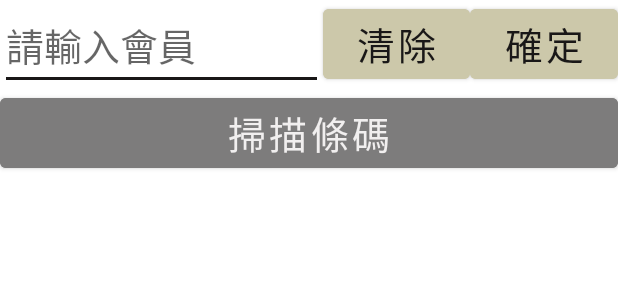
After one commit to eugene3939/Alpha2, an Android app: the layout member.xml on its own in the app's theme, with its tools: preview values and no code run, on a phone screen of 412 x 824 dp. The commit adds this screen. Shown: the top 300 px of the screen. Run offline under Robolectric (Android 15) with nearby library versions, the phone set to English and light mode, and no system bars.

```diff
--- a/app/src/main/java/com/example/alpha2/ui/home/HomeFragment.kt
+++ b/app/src/main/java/com/example/alpha2/ui/home/HomeFragment.kt
@@ -12,7 +12,6 @@ import android.util.Log
 import android.view.LayoutInflater
 import android.view.View
 import android.view.ViewGroup
-import android.widget.AdapterView
 import android.widget.ArrayAdapter
 import android.widget.Button
 import android.widget.EditText
@@ -272,7 +271,7 @@ class HomeFragment : Fragment() {
         //顯示用戶自定義的下拉式選單
         binding.btnUserFavor.setOnClickListener {
             val bottomSheetDialog2 = BottomSheetDialog(requireContext())
-            bottomSheetDialog2.setContentView(R.layout.myfavorite)
+            bottomSheetDialog2.setContentView(R.layout.member)
 
             bottomSheetDialog2.show()
         }
--- /dev/null
+++ b/app/src/main/res/layout/member.xml
@@ -0,0 +1,56 @@
+<?xml version="1.0" encoding="utf-8"?>
+<LinearLayout
+    xmlns:android="http://schemas.android.com/apk/res/android"
+    android:layout_width="match_parent"
+    android:layout_height="wrap_content"
+    android:orientation="vertical">
+
+<!--    會員頁面-->
+    <LinearLayout
+        android:layout_width="match_parent"
+        android:layout_height="wrap_content"
+        android:orientation="horizontal">
+
+        <EditText
+            android:id="@+id/favEdt"
+            android:layout_width="wrap_content"
+            android:layout_height="wrap_content"
+            android:hint="@string/txtMemberHint"
+            android:inputType="text"
+            android:layout_weight="8"
+            android:textSize="25sp"
+            android:textColor="@color/blue_800"
+            android:autofillHints="no"/>
+
+        <Button
+            android:id="@+id/favBtnClearTxt"
+            android:layout_width="wrap_content"
+            android:layout_height="wrap_content"
+            android:layout_weight="1"
+            android:text="@string/txtClearText"
+            android:textSize="25sp"
+            android:textColor="@color/blue_800"
+            android:backgroundTint="@color/blue_200"/>
+
+        <Button
+            android:id="@+id/favBtnConfirm"
+            android:layout_width="wrap_content"
+            android:layout_height="wrap_content"
+            android:layout_weight="1"
+            android:text="@string/txtConfirm"
+            android:textSize="25sp"
+            android:textColor="@color/blue_800"
+            android:backgroundTint="@color/blue_200"/>
+
+    </LinearLayout>
+
+    <Button
+        android:id="@+id/favBtnScan"
+        android:layout_width="match_parent"
+        android:layout_height="wrap_content"
+        android:text="@string/txtBarcode"
+        android:textSize="25sp"
+        android:textColor="@color/blue_100"
+        android:backgroundTint="@color/blue_500"/>
+
+</LinearLayout>
--- a/app/src/main/res/values/strings.xml
+++ b/app/src/main/res/values/strings.xml
@@ -27,11 +27,12 @@
     <string name="txtPlus1">+1</string>
     <string name="txtMinus1">-1</string>
     <string name="txtSelfPriceSetting">商品變價</string>
-    <string name="txtUserSettingButton">快速鍵</string>
+    <string name="txtUserSettingButton">會員</string>
 
     <string name="txtUserBtn1">按鈕</string>
     <string name="txtUserBtn2">按鈕</string>
     <string name="txtUserBtn3">按鈕</string>
     <string name="txtUserBtn4">按鈕</string>
     <string name="txtUserBtn5">按鈕</string>
+    <string name="txtMemberHint">請輸入會員</string>
 </resources>
```
Also changed, not shown: app/src/main/java/com/example/alpha2/DBManager/Member/Member.kt (added, +22 -0 lines), app/src/main/java/com/example/alpha2/DBManager/Member/MemberDao.kt (added, +20 -0 lines), app/src/main/java/com/example/alpha2/DBManager/Member/MemberDatabase.kt (added, +13 -0 lines), app/src/main/java/com/example/alpha2/DBManager/Member/MemberManager.kt (added, +45 -0 lines), app/src/main/java/com/example/alpha2/Login.kt (+30 -0 lines), app/src/main/res/layout/myfavorite.xml (deleted, +0 -120 lines).
